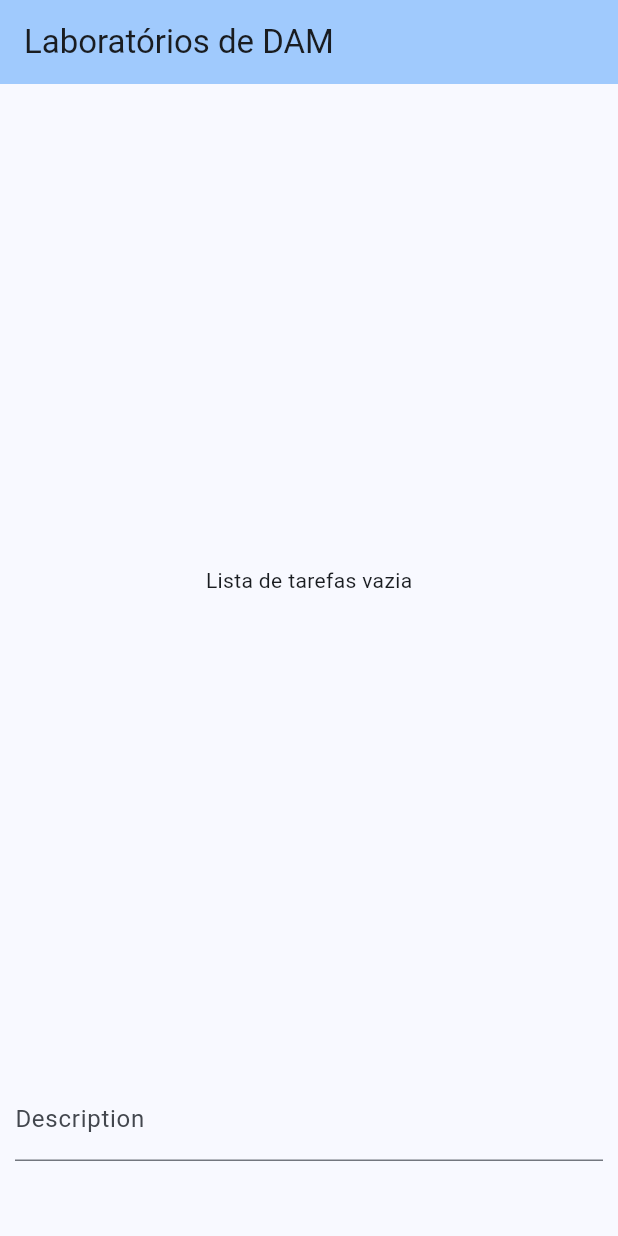
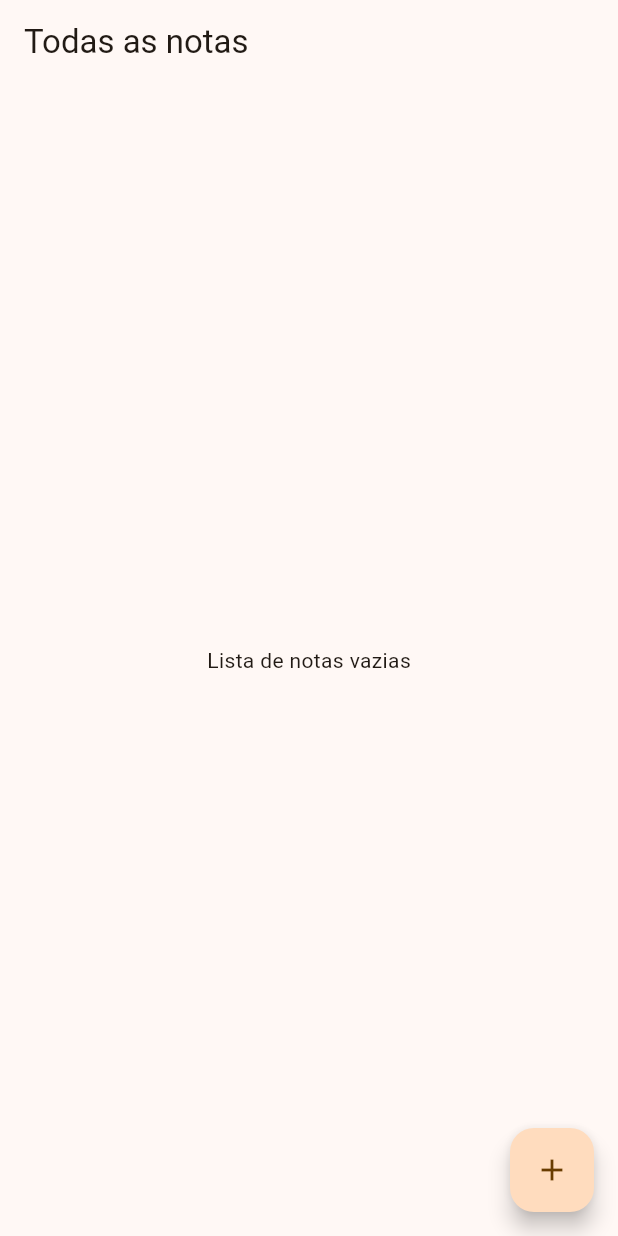
Before and after one commit to HelioPC/dam_labs, a Flutter app: the screen it shows after launch, on a phone screen of 412 x 824 dp. Run offline on Flutter 3.47's test engine with Material 2 defaults, Android fonts, the phone set to English and light mode, and no system bars; our stand-ins replace flutter_slidable.

Commit message:
Notes app (DAM - LAB - 02

```diff
--- a/lib/main.dart
+++ b/lib/main.dart
@@ -1,4 +1,10 @@
+import 'package:dam_labs/pages/detail_page.dart';
+import 'package:dam_labs/pages/form_page.dart';
+import 'package:dam_labs/pages/home_page.dart';
+import 'package:dam_labs/providers/notes_state.dart';
+import 'package:dam_labs/routes/routes.dart';
 import 'package:flutter/material.dart';
+import 'package:provider/provider.dart';
 
 void main() {
   runApp(const MyApp());
@@ -10,101 +16,20 @@ class MyApp extends StatelessWidget {
   // This widget is the root of your application.
   @override
   Widget build(BuildContext context) {
-    return MaterialApp(
-      debugShowCheckedModeBanner: false,
-      title: 'DAM Labs',
-      theme: ThemeData(
-        colorScheme: ColorScheme.fromSeed(seedColor: Colors.blue),
-        useMaterial3: true,
-      ),
-      home: const MyHomePage(title: 'Laboratórios de DAM'),
-    );
-  }
-}
-
-class MyHomePage extends StatefulWidget {
-  const MyHomePage({super.key, required this.title});
-
-  final String title;
-
-  @override
-  State<MyHomePage> createState() => _MyHomePageState();
-}
-
-class _MyHomePageState extends State<MyHomePage> {
-  final List<String> _taskList = [];
-  TextEditingController controller = TextEditingController();
-
-  void _addTask() {
-    if (controller.text.isEmpty) {
-      return;
-    }
-
-    FocusManager.instance.primaryFocus?.unfocus();
-
-    setState(() {
-      _taskList.add(controller.text);
-      controller.clear();
-    });
-  }
-
-  @override
-  void dispose() {
-    controller.dispose();
-    super.dispose();
-  }
-
-  @override
-  Widget build(BuildContext context) {
-    return Scaffold(
-      extendBody: true,
-      appBar: AppBar(
-        backgroundColor: Theme.of(context).colorScheme.inversePrimary,
-        title: Text(widget.title),
-      ),
-      body: Column(
-        children: <Widget>[
-          Expanded(
-            child: SizedBox(
-              width: double.infinity,
-              child: Visibility(
-                visible: _taskList.isNotEmpty,
-                replacement: const Center(
-                  child: Text('Lista de tarefas vazia'),
-                ),
-                child: ListView.builder(
-                  itemCount: _taskList.length,
-                  itemBuilder: (context, index) {
-                    return ListTile(
-                      title: Text(_taskList[index]),
-                      subtitle: Text('#${_taskList[index]}@${index + 1}'),
-                      leading: CircleAvatar(
-                        child: Text('#${index + 1}'),
-                      ),
-                    );
-                  },
-                ),
-              ),
-            ),
-          ),
-          Padding(
-            padding: const EdgeInsets.symmetric(horizontal: 10),
-            child: Row(
-              children: [
-                Expanded(
-                  child: TextField(
-                    controller: controller,
-                    keyboardType: TextInputType.text,
-                    decoration: const InputDecoration(labelText: 'Description'),
-                    textInputAction: TextInputAction.done,
-                    onEditingComplete: _addTask,
-                  ),
-                ),
-              ],
-            ),
-          ),
-          const SizedBox(height: 50),
-        ],
+    return ChangeNotifierProvider(
+      create: (context) => NotesState(),
+      child: MaterialApp(
+        debugShowCheckedModeBanner: false,
+        title: 'DAM Labs 02',
+        theme: ThemeData(
+          colorScheme: ColorScheme.fromSeed(seedColor: Colors.orange),
+          useMaterial3: true,
+        ),
+        routes: {
+          AppRoutes.home: (context) => const HomePage(),
+          AppRoutes.noteDetail: (context) => const DetailPage(),
+          AppRoutes.form: (context) => const FormPage(),
+        },
       ),
     );
   }
--- /dev/null
+++ b/lib/model/note.dart
@@ -0,0 +1,25 @@
+import 'package:flutter/material.dart';
+
+class Note {
+  final String id;
+  final String title;
+  final String description;
+
+  Note({
+    required this.id,
+    required this.title,
+    required this.description,
+  });
+
+  Color get noteColor {
+    if (description.trim().length < 10) {
+      return Colors.grey;
+    } else if (description.trim().length < 20) {
+      return Colors.blue;
+    } else if (description.trim().length < 20) {
+      return Colors.purple;
+    } else {
+      return Colors.orange;
+    }
+  }
+}
--- /dev/null
+++ b/lib/pages/home_page.dart
@@ -0,0 +1,38 @@
+import 'package:dam_labs/providers/notes_state.dart';
+import 'package:dam_labs/routes/routes.dart';
+import 'package:dam_labs/widgets/note_item.dart';
+import 'package:flutter/material.dart';
+import 'package:provider/provider.dart';
+
+class HomePage extends StatelessWidget {
+  const HomePage({super.key});
+
+  @override
+  Widget build(BuildContext context) {
+    final notes = Provider.of<NotesState>(context, listen: true).notes;
+
+    return Scaffold(
+      appBar: AppBar(
+        title: const Text('Todas as notas'),
+      ),
+      body: Visibility(
+        visible: notes.isNotEmpty,
+        replacement: const Center(
+          child: Text('Lista de notas vazias'),
+        ),
+        child: ListView.builder(
+          itemCount: notes.length,
+          itemBuilder: (context, index) {
+            return NoteItem(note: notes[index]);
+          },
+        ),
+      ),
+      floatingActionButton: FloatingActionButton(
+        onPressed: () {
+          Navigator.of(context).pushNamed(AppRoutes.form);
+        },
+        child: const Icon(Icons.add),
+      ),
+    );
+  }
+}
--- /dev/null
+++ b/lib/routes/routes.dart
@@ -0,0 +1,5 @@
+class AppRoutes {
+  static const home = '/';
+  static const noteDetail = '/note-detail';
+  static const form = '/form';
+}
--- a/pubspec.yaml
+++ b/pubspec.yaml
@@ -35,6 +35,8 @@ dependencies:
   # The following adds the Cupertino Icons font to your application.
   # Use with the CupertinoIcons class for iOS style icons.
   cupertino_icons: ^1.0.2
+  provider: ^6.0.5
+  flutter_slidable: ^3.0.0
 
 dev_dependencies:
   flutter_test:
```
Also changed, not shown: lib/pages/detail_page.dart (added, +40 -0 lines), lib/pages/form_page.dart (added, +180 -0 lines), lib/providers/notes_state.dart (added, +37 -0 lines), lib/widgets/note_item.dart (added, +64 -0 lines), pubspec.lock.
